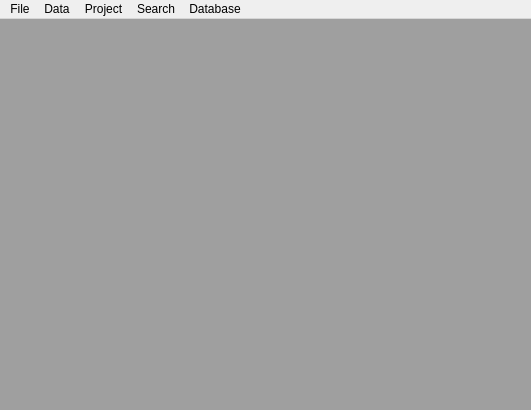
This is mainwindow.ui in adamb924/Gloss as Qt 5 draws it before an edit. The edited form follows.
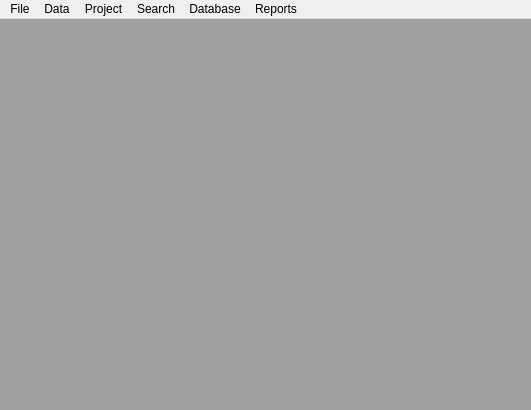
This is the edited form.

Commit message: Added some report-generating capability, and the structure for the one report I really need.

Diff of the .ui file:
```diff
--- a/mainwindow.ui
+++ b/mainwindow.ui
@@ -81,11 +81,20 @@
     <addaction name="actionSubstring_search_gloss_items"/>
     <addaction name="actionRaw_XQuery"/>
    </widget>
+   <widget class="QMenu" name="menuReports">
+    <property name="title">
+     <string>Reports</string>
+    </property>
+    <addaction name="actionGenerate_report_from_texts"/>
+    <addaction name="actionCounts_of_text_forms"/>
+    <addaction name="actionCounts_of_glosses"/>
+   </widget>
    <addaction name="menuFile"/>
    <addaction name="menuData"/>
    <addaction name="menuProject"/>
    <addaction name="menuSearch"/>
    <addaction name="menuGuts"/>
+   <addaction name="menuReports"/>
   </widget>
   <action name="actionNew_Project">
    <property name="text">
```
Left out of the diff: 16 changed lines with no effect on the pictures. The commit also changes 4 other files.
